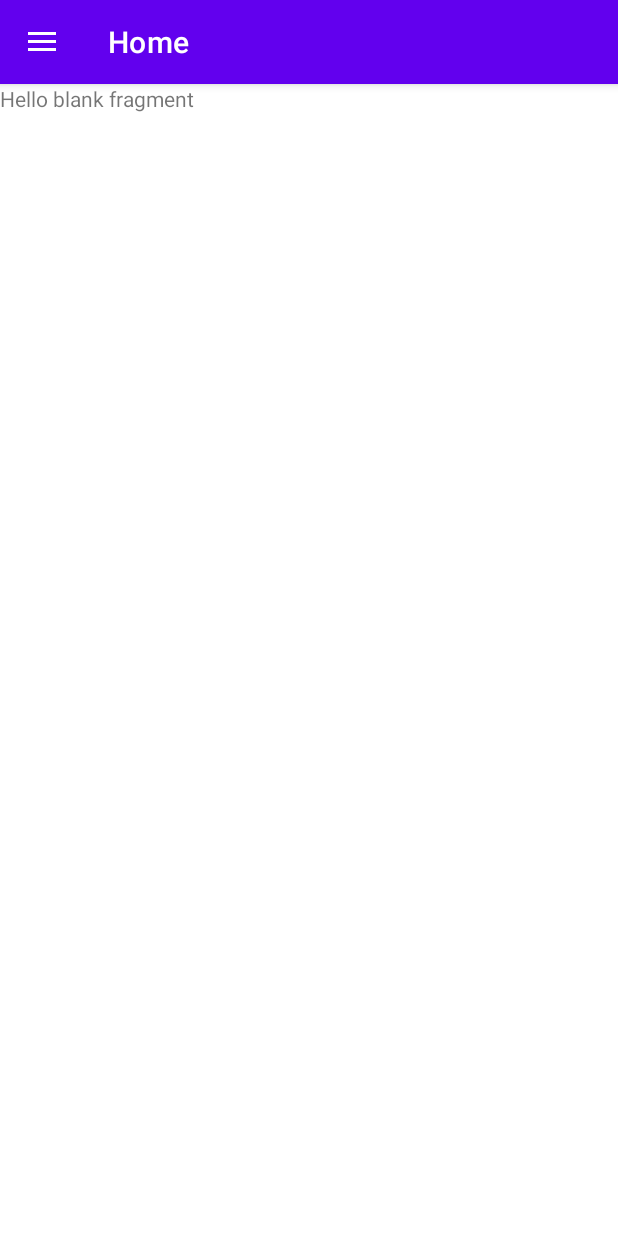
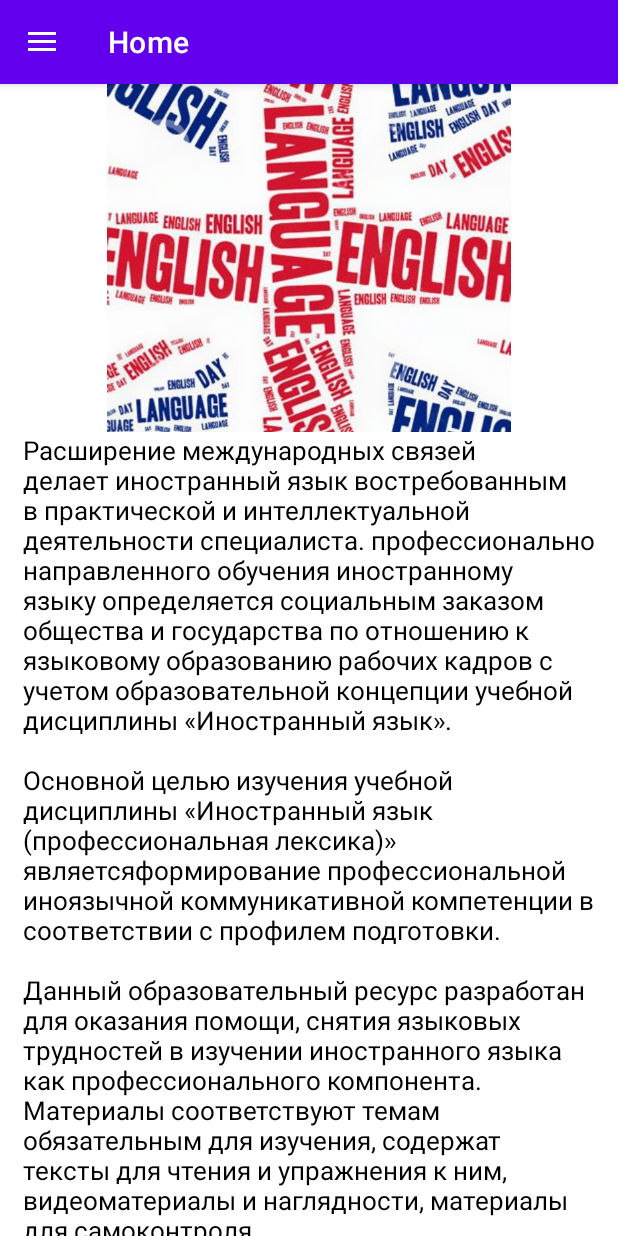
Before and after one commit to K1770/English-in-profession, an Android app: the screen it shows after launch (MainActivity3), on a phone screen of 412 x 824 dp. Run offline under Robolectric (Android 15) with nearby library versions, the phone set to English and light mode, and no system bars; our stand-ins replace navigation-ui.

Commit message:
Added StartFragment

```diff
--- a/app/src/main/java/by/vgtk/englishinprofession/fragments/StartFragment.java
+++ b/app/src/main/java/by/vgtk/englishinprofession/fragments/StartFragment.java
@@ -1,30 +1,64 @@
 package by.vgtk.englishinprofession.fragments;
 
 import android.os.Bundle;
+import android.text.Html;
+import android.text.Spanned;
+import android.text.method.ScrollingMovementMethod;
 import android.view.LayoutInflater;
 import android.view.View;
 import android.view.ViewGroup;
+import android.widget.ImageView;
+import android.widget.TextView;
 
 import androidx.fragment.app.Fragment;
 
 import by.vgtk.englishinprofession.R;
-import by.vgtk.englishinprofession.databinding.FragmentStartBinding;
+import by.vgtk.englishinprofession.databinding.FragmentStartPartsBinding;
 
 public class StartFragment extends Fragment {
 
-
-    private FragmentStartBinding binding;
+    private FragmentStartPartsBinding binding;
 
     public StartFragment() {
-        super(R.layout.fragment_start);
+        super(R.layout.fragment_start_parts);
     }
 
     @Override
     public View onCreateView(LayoutInflater inflater, ViewGroup container,
                              Bundle savedInstanceState) {
-
-        binding = FragmentStartBinding.inflate(inflater, container, false);
+        binding = FragmentStartPartsBinding.inflate(inflater, container, false);
         View root = binding.getRoot();
         return root;
     }
+
+    @Override
+    public void onViewCreated(View view, Bundle savedInstanceState) {
+
+        TextView textView = (TextView) getView().findViewById(R.id.startTextView);
+        textView.setMovementMethod(new ScrollingMovementMethod());
+        textView.setText(formatText());
+    }
+
+    public Spanned formatText() {
+        Spanned text = Html.fromHtml("<span style=\"color: black;\">\n" +
+                        "Расширение международных связей делает иностранный язык востребованным в практической и интеллектуальной\n" +
+                        "деятельности специалиста.\n" +
+                        "профессионально направленного обучения иностранному языку определяется социальным заказом общества и государства по\n" +
+                        "отношению\n" +
+                        "к языковому образованию рабочих кадров с учетом образовательной концепции учебной дисциплины «Иностранный язык».\n" +
+                        "</span>" +
+                        "<br><br>" +
+                        "<span style=\"color: black;\">\n" +
+                        "Основной целью изучения учебной дисциплины «Иностранный язык (профессиональная лексика)» является" +
+                        "формирование профессиональной иноязычной коммуникативной компетенции в соответствии с профилем подготовки.</span>" +
+                        "<br><br>" +
+                        "<span style=\"color: black;\">\n" +
+                        "Данный образовательный ресурс разработан для оказания помощи," +
+                        " снятия языковых трудностей в изучении иностранного языка как" +
+                        " профессионального компонента. Материалы соответствуют темам обязательным для изучения," +
+                        " содержат тексты для чтения и упражнения к ним, видеоматериалы и наглядности," +
+                        " материалы для самоконтроля.</span>"
+                , Html.FROM_HTML_MODE_LEGACY);
+        return text;
+    }
 }
--- a/app/src/main/res/layout/fragment_start_parts.xml
+++ b/app/src/main/res/layout/fragment_start_parts.xml
@@ -1,21 +1,34 @@
 <?xml version="1.0" encoding="utf-8"?>
-<androidx.constraintlayout.widget.ConstraintLayout xmlns:android="http://schemas.android.com/apk/res/android"
-    xmlns:app="http://schemas.android.com/apk/res-auto"
-    xmlns:tools="http://schemas.android.com/tools"
+<ScrollView xmlns:android="http://schemas.android.com/apk/res/android"
     android:layout_width="match_parent"
-    android:layout_height="match_parent"
-    tools:context=".fragments.StartFragment">
+    android:layout_height="wrap_content"
+    android:fillViewport="false">
 
-    <ImageView
-        android:id="@+id/imageViewComputer1"
+    <androidx.constraintlayout.widget.ConstraintLayout xmlns:app="http://schemas.android.com/apk/res-auto"
+        xmlns:tools="http://schemas.android.com/tools"
         android:layout_width="match_parent"
         android:layout_height="wrap_content"
-        app:layout_constraintTop_toTopOf="parent"/>
+        android:orientation="vertical"
+        app:layout_scrollFlags="scroll"
+        tools:context=".fragments.StartFragment">
 
-    <TextView
-        android:id="@+id/computerTextView"
-        android:layout_width="match_parent"
-        android:layout_height="wrap_content"
-        app:layout_constraintTop_toBottomOf="@+id/imageViewComputer1" />
+        <ImageView
+            android:id="@+id/imageViewStart"
+            android:layout_width="320dp"
+            android:layout_height="232dp"
+            android:src="@drawable/start"
+            app:layout_constraintEnd_toEndOf="parent"
+            app:layout_constraintStart_toStartOf="parent"
+            app:layout_constraintTop_toTopOf="parent" />
 
-</androidx.constraintlayout.widget.ConstraintLayout>
+        <TextView
+            android:id="@+id/startTextView"
+            android:layout_width="match_parent"
+            android:layout_height="wrap_content"
+            android:layout_marginLeft="15dp"
+            android:layout_marginRight="15dp"
+            android:textSize="17dp"
+            app:layout_constraintTop_toBottomOf="@+id/imageViewStart" />
+
+    </androidx.constraintlayout.widget.ConstraintLayout>
+</ScrollView>
```
Also changed, not shown: app/src/main/res/drawable/start.jpg (added).
